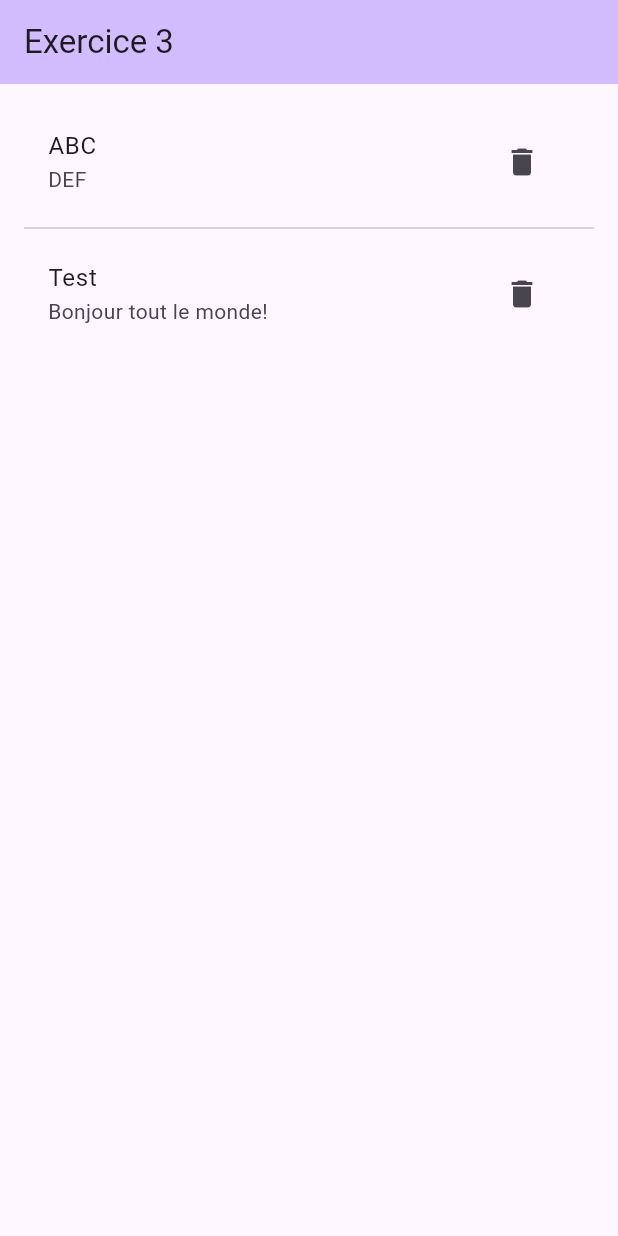
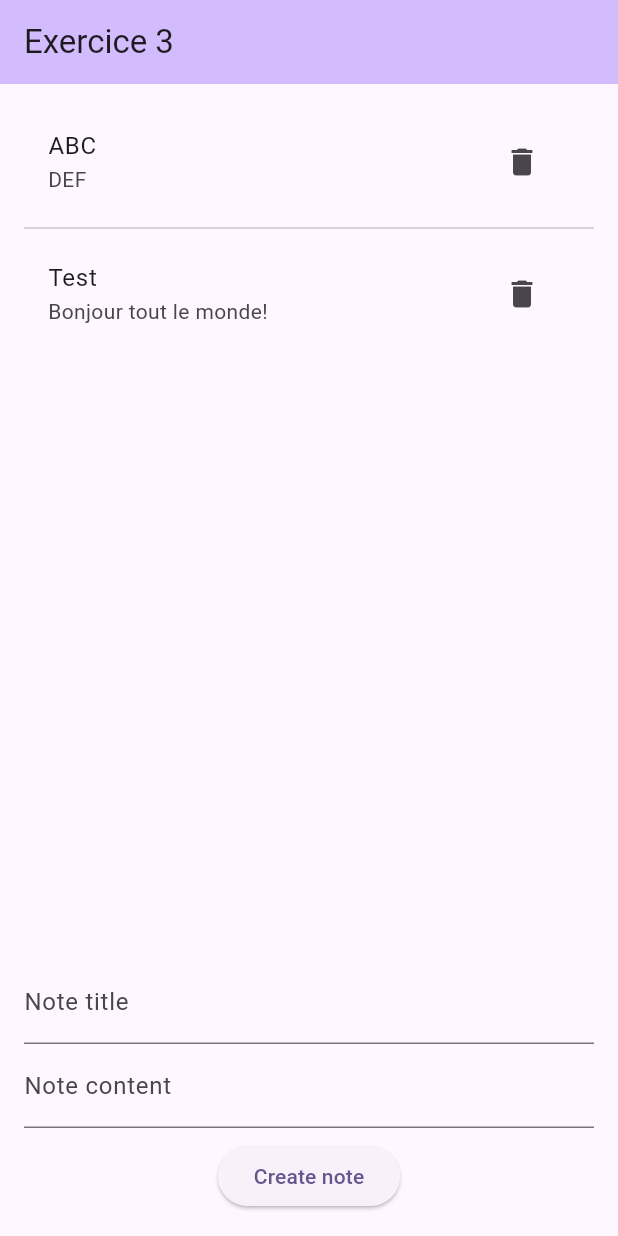
Before and after one commit to e-vinci/mobile-exercises, a Flutter app: the HomeScreen screen opened directly, on a phone screen of 412 x 824 dp. Run offline on Flutter 3.47's test engine with Material 3 defaults, Android fonts, the phone set to English and light mode, and no system bars.

Commit message:
F04.3 Formulaire

```diff
--- a/exercices/ex3/lib/home_screen.dart
+++ b/exercices/ex3/lib/home_screen.dart
@@ -15,6 +15,17 @@ class _HomeScreenState extends State<HomeScreen> {
     const Note("Test", "Bonjour tout le monde!"),
   ];
 
+  final titleController = TextEditingController();
+  final contentController = TextEditingController();
+  final formKey = GlobalKey<FormState>();
+
+  @override
+  void dispose() {
+    titleController.dispose();
+    contentController.dispose();
+    super.dispose();
+  }
+
   @override
   Widget build(BuildContext context) {
     return Scaffold(
@@ -24,6 +35,9 @@ class _HomeScreenState extends State<HomeScreen> {
       ),
       body: Padding(
         padding: const EdgeInsets.all(16.0),
+        child: Column(
+          children: [
+            Expanded(
               child: ListView.separated(
                 separatorBuilder: (context, index) => const Divider(),
                 itemCount: notes.length,
@@ -37,6 +51,46 @@ class _HomeScreenState extends State<HomeScreen> {
                 ),
               ),
             ),
+            const SizedBox(height: 16.0),
+            Form(
+              key: formKey,
+              child: Column(
+                children: [
+                  TextFormField(
+                    controller: titleController,
+                    decoration: const InputDecoration(labelText: "Note title"),
+                    validator: (value) => (value == null || value == "")
+                        ? "Note title can't be empty"
+                        : null,
+                  ),
+                  TextFormField(
+                    maxLines: null,
+                    controller: contentController,
+                    decoration: const InputDecoration(labelText: "Note content"),
+                    validator: (value) => (value == null || value == "")
+                        ? "Note content can't be empty"
+                        : null,
+                  ),
+                  const SizedBox(height: 8.0),
+                  ElevatedButton(
+                    child: const Text("Create note"),
+                    onPressed: () {
+                      if (formKey.currentState!.validate()) {
+                        setState(() => notes.add(Note(
+                          titleController.text,
+                          contentController.text,
+                        )));
+                        titleController.text = "";
+                        contentController.text = "";
+                      }
+                    },
+                  )
+                ],
+              ),
+            ),
+          ],
+        ),
+      ),
     );
   }
 }
```
Lines whose indentation alone changed are shown as unchanged.
